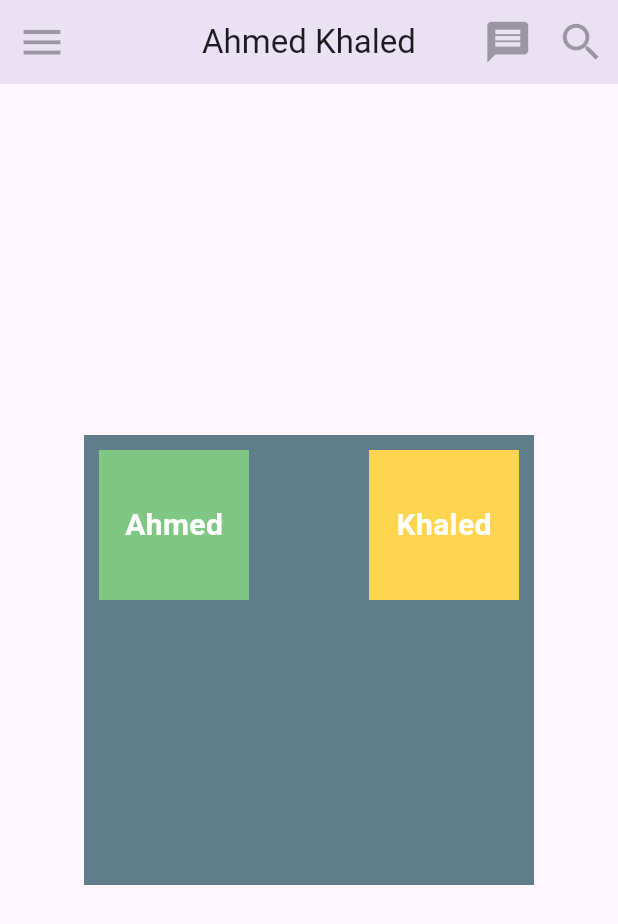
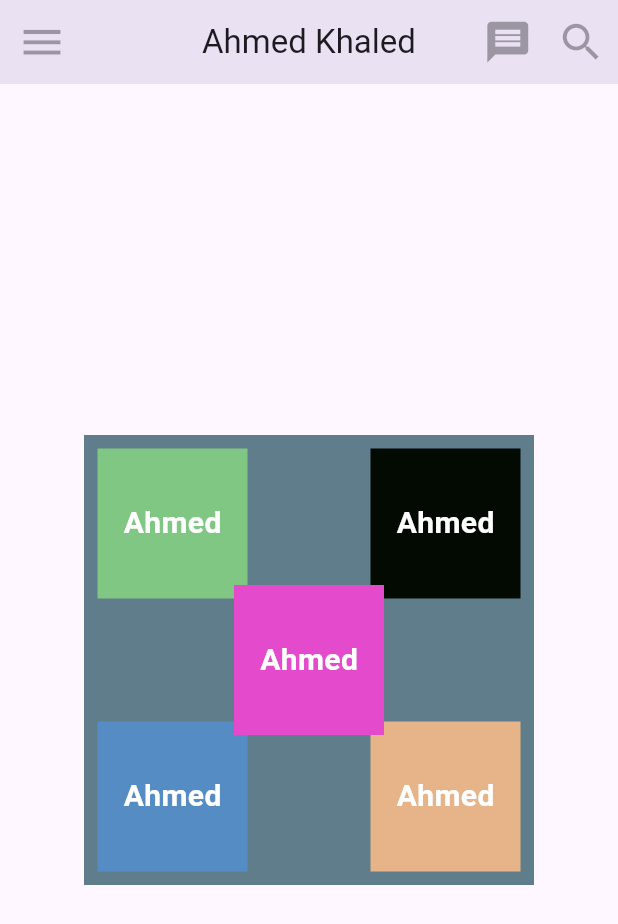
Before and after one commit to Ahmedkhsk/Flutter, a Flutter app: the screen it shows after launch, on a phone screen of 412 x 824 dp. Shown: the top 924 px of the screen. Run offline on Flutter 3.47's test engine with Material 3 defaults, Android fonts, the phone set to English and light mode, and no system bars.

Commit message:
Stack and Positioned

```diff
--- a/lib/main.dart
+++ b/lib/main.dart
@@ -39,15 +39,18 @@ class MyProject extends StatelessWidget {
 
       body: Center(
         child: Container(
-          padding: const EdgeInsets.all(10),
           color: Colors.blueGrey,
           width: 300,
           height: 300,
-          child: Row(
-            mainAxisAlignment: MainAxisAlignment.spaceBetween,
-            crossAxisAlignment: CrossAxisAlignment.start,
+
+          child: Stack(
+
             children: [
-              Container(
+
+              Positioned(
+                top: 9,
+                left: 9,
+                child: Container(
                   alignment: Alignment.center,
                   color: Colors.green[300],
                   width: 100,
@@ -61,17 +64,81 @@ class MyProject extends StatelessWidget {
                     ),
                   ),
                 ),
-              Container(
+              ),
+
+              Positioned(
+                bottom: 9,
+                left: 9,
+                child: Container(
                   alignment: Alignment.center,
-                color: Colors.amber[300],
+                  color: const Color.fromARGB(255, 84, 140, 195),
                   width: 100,
                   height: 100,
                   child: Text(
-                  "Khaled",
+                    "Ahmed",
                     style: TextStyle(
                       fontSize: 20,
                       color: Colors.white,
                       fontWeight: FontWeight.bold,
+                    ),
+                  ),
+                ),
+              ),
+
+              Positioned(
+                right: 9,
+                bottom: 9,
+                child: Container(
+                  alignment: Alignment.center,
+                  color: const Color.fromARGB(255, 230, 180, 136),
+                  width: 100,
+                  height: 100,
+                  child: Text(
+                    "Ahmed",
+                    style: TextStyle(
+                      fontSize: 20,
+                      color: Colors.white,
+                      fontWeight: FontWeight.bold,
+                    ),
+                  ),
+                ),
+              ),
+
+              Positioned(
+                top: 9,
+                right: 9,
+                child: Container(
+                  alignment: Alignment.center,
+                  color: const Color.fromARGB(255, 2, 10, 2),
+                  width: 100,
+                  height: 100,
+                  child: Text(
+                    "Ahmed",
+                    style: TextStyle(
+                      fontSize: 20,
+                      color: Colors.white,
+                      fontWeight: FontWeight.bold,
+                    ),
+                  ),
+                ),
+              ),
+
+              Positioned(
+                top: 100,
+                right: 100,
+
+                child: Container(
+                  alignment: Alignment.center,
+                  color: const Color.fromARGB(255, 227, 75, 204),
+                  width: 100,
+                  height: 100,
+                  child: Text(
+                    "Ahmed",
+                    style: TextStyle(
+                      fontSize: 20,
+                      color: Colors.white,
+                      fontWeight: FontWeight.bold,
+                    ),
                   ),
                 ),
               ),
```
Lines whose indentation alone changed are shown as unchanged.
